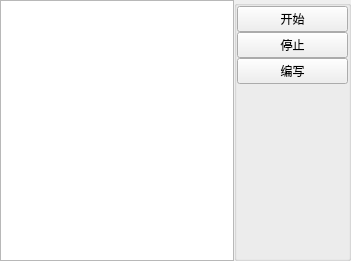
Old version of the form client/ui/base/lyre_assitant.ui in the repository yejue/genshin-lyre-assistant.
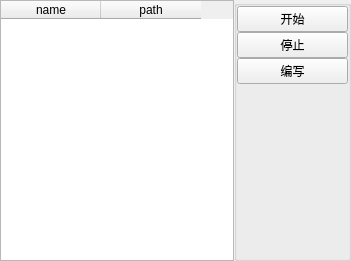
New version of the form.

Commit message: [update] list 控件更改为 table

Diff of the .ui file:
```diff
--- a/client/ui/base/lyre_assitant.ui
+++ b/client/ui/base/lyre_assitant.ui
@@ -106,13 +106,23 @@
     </widget>
    </item>
    <item row="0" column="0">
-    <widget class="QListWidget" name="lw_song">
+    <widget class="QTableWidget" name="tw_song">
      <property name="sizePolicy">
-      <sizepolicy hsizetype="Preferred" vsizetype="Expanding">
+      <sizepolicy hsizetype="Preferred" vsizetype="Ignored">
        <horstretch>2</horstretch>
        <verstretch>0</verstretch>
       </sizepolicy>
      </property>
+     <column>
+      <property name="text">
+       <string>name</string>
+      </property>
+     </column>
+     <column>
+      <property name="text">
+       <string>path</string>
+      </property>
+     </column>
     </widget>
    </item>
   </layout>
```
The commit also changes 1 other file.
